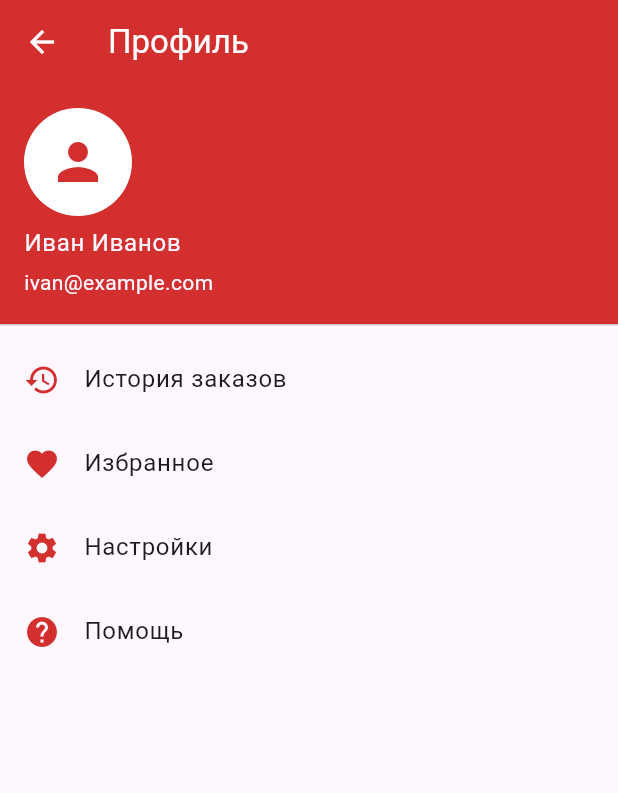
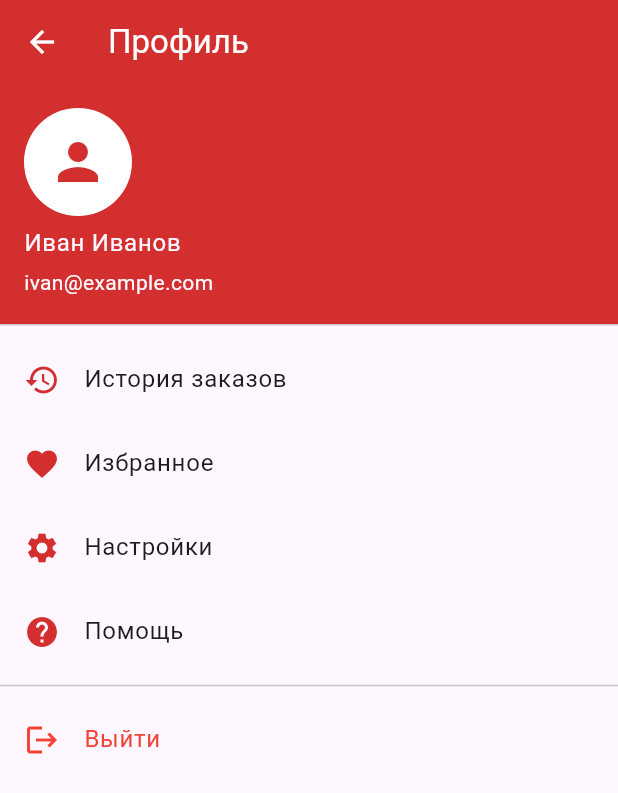
Before and after one commit to yatankek/prac6, a Flutter app: the ProfileScreen screen opened by its route, on a phone screen of 412 x 824 dp. Shown: the top 793 px of the screen. Run offline on Flutter 3.47's test engine with Material 3 defaults, Android fonts, the phone set to English and light mode, and no system bars; our stand-ins replace cached_network_image, go_router; network calls fail.

Commit message:
Добавление экрана авторизации и рефакторинг

```diff
--- a/lib/features/menu/presentation/screens/cart_screen.dart
+++ b/lib/features/menu/presentation/screens/cart_screen.dart
@@ -40,21 +40,21 @@ class _CartScreenState extends State<CartScreen> {
           IconButton(
             icon: const Icon(Icons.category),
             onPressed: () {
-              context.go('/categories');
+              context.push('/categories');
             },
             tooltip: 'Категории',
           ),
           IconButton(
             icon: const Icon(Icons.favorite),
             onPressed: () {
-              context.go('/favorites');
+              context.push('/favorites');
             },
             tooltip: 'Избранное',
           ),
           IconButton(
             icon: const Icon(Icons.person),
             onPressed: () {
-              context.go('/profile');
+              context.push('/profile');
             },
             tooltip: 'Профиль',
           ),
--- a/lib/features/menu/presentation/screens/categories_screen.dart
+++ b/lib/features/menu/presentation/screens/categories_screen.dart
@@ -35,7 +35,7 @@ class _CategoriesScreenState extends State<CategoriesScreen> {
         leading: IconButton(
           icon: const Icon(Icons.arrow_back),
           onPressed: () {
-            context.go('/');
+            context.pop();
           },
         ),
       ),
@@ -84,7 +84,7 @@ class _CategoriesScreenState extends State<CategoriesScreen> {
                     return DishCard(
                       dish: dish,
                       onTap: () {
-                        context.go(
+                        context.push(
                           '/dish/${dish.id}',
                           extra: dish,
                         );
--- a/lib/features/menu/presentation/screens/dish_detail_screen.dart
+++ b/lib/features/menu/presentation/screens/dish_detail_screen.dart
@@ -21,7 +21,7 @@ class DishDetailScreen extends StatelessWidget {
         leading: IconButton(
           icon: const Icon(Icons.arrow_back),
           onPressed: () {
-            context.go('/');
+            context.pop();
           },
         ),
       ),
--- a/lib/features/menu/presentation/screens/favorites_screen.dart
+++ b/lib/features/menu/presentation/screens/favorites_screen.dart
@@ -32,7 +32,7 @@ class _FavoritesScreenState extends State<FavoritesScreen> {
         leading: IconButton(
           icon: const Icon(Icons.arrow_back),
           onPressed: () {
-            context.go('/');
+            context.pop();
           },
         ),
       ),
@@ -57,7 +57,7 @@ class _FavoritesScreenState extends State<FavoritesScreen> {
           return DishCard(
             dish: dish,
             onTap: () {
-              context.go(
+              context.push(
                 '/dish/${dish.id}',
                 extra: dish,
               );
--- a/lib/features/menu/presentation/screens/profile_screen.dart
+++ b/lib/features/menu/presentation/screens/profile_screen.dart
@@ -11,11 +11,10 @@ class ProfileScreen extends StatelessWidget {
         title: const Text('Профиль'),
         backgroundColor: const Color(0xFFD32F2F),
         foregroundColor: Colors.white,
-        // ТОЛЬКО стрелка назад, без других кнопок
         leading: IconButton(
           icon: const Icon(Icons.arrow_back),
           onPressed: () {
-            context.go('/');
+            context.pop();
           },
         ),
       ),
@@ -39,7 +38,7 @@ class ProfileScreen extends StatelessWidget {
             leading: const Icon(Icons.favorite, color: Color(0xFFD32F2F)),
             title: const Text('Избранное'),
             onTap: () {
-              context.go('/favorites');
+              context.push('/favorites');
             },
           ),
           ListTile(
@@ -52,6 +51,17 @@ class ProfileScreen extends StatelessWidget {
             title: const Text('Помощь'),
             onTap: () {},
           ),
+          const Divider(),
+          ListTile(
+            leading: const Icon(Icons.logout, color: Colors.red),
+            title: const Text(
+              'Выйти',
+              style: TextStyle(color: Colors.red),
+            ),
+            onTap: () {
+              context.go('/auth');
+            },
+          ),
         ],
       ),
     );
--- a/lib/routes/app_router.dart
+++ b/lib/routes/app_router.dart
@@ -5,12 +5,18 @@ import 'package:prac6/features/menu/presentation/screens/categories_screen.dart'
 import 'package:prac6/features/menu/presentation/screens/favorites_screen.dart';
 import 'package:prac6/features/menu/presentation/screens/profile_screen.dart';
 import 'package:prac6/features/menu/presentation/screens/dish_detail_screen.dart';
+import 'package:prac6/features/menu/presentation/screens/auth_screen.dart';
 import 'package:prac6/features/menu/data/models/dish_model.dart';
 
 class AppRouter {
   static final GoRouter router = GoRouter(
-    initialLocation: '/',
+    initialLocation: '/auth',
     routes: [
+      GoRoute(
+        path: '/auth',
+        name: 'auth',
+        builder: (context, state) => const AuthScreen(),
+      ),
       GoRoute(
         path: '/',
         name: 'menu',
```
Also changed, not shown: lib/features/menu/presentation/screens/auth_screen.dart (added, +82 -0 lines), lib/features/menu/presentation/screens/menu_screen.dart (+4 -4 lines).
